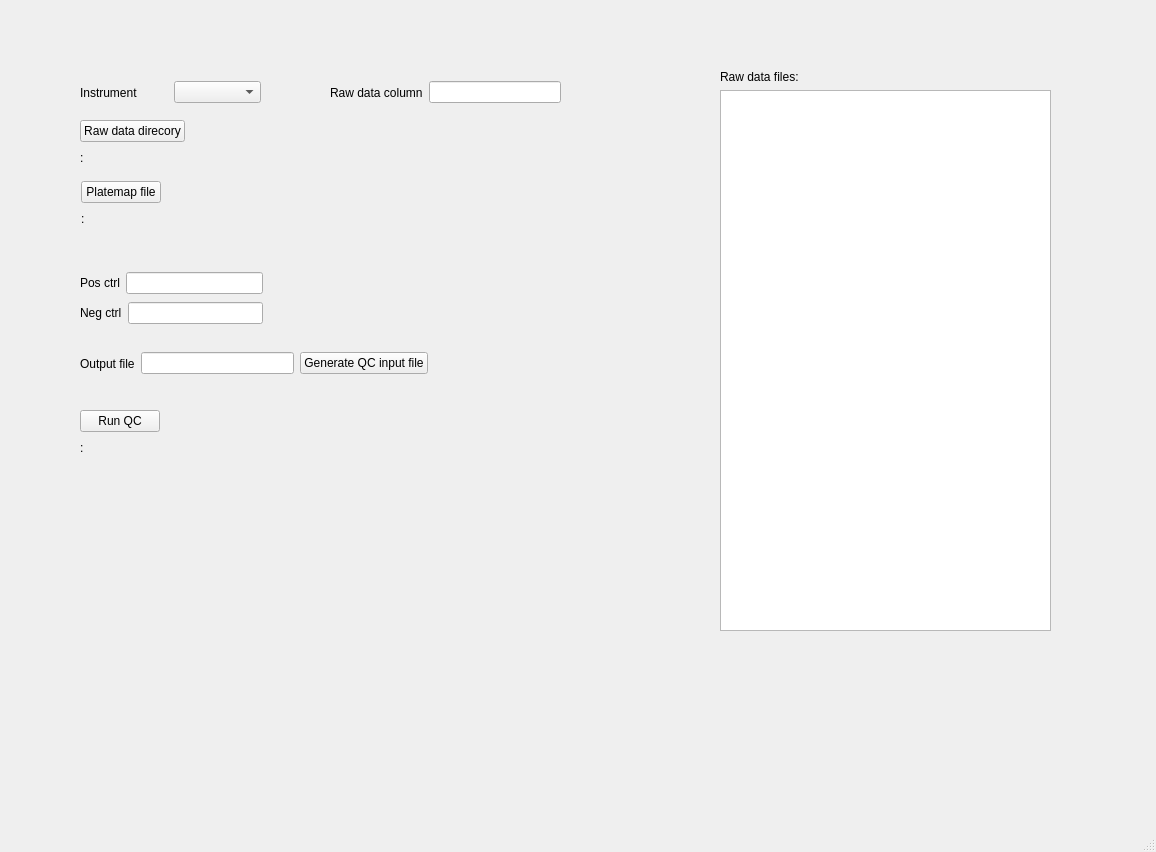
Old version of the form frontend/assets/sp.ui in the repository dahlbma/assayLoader.
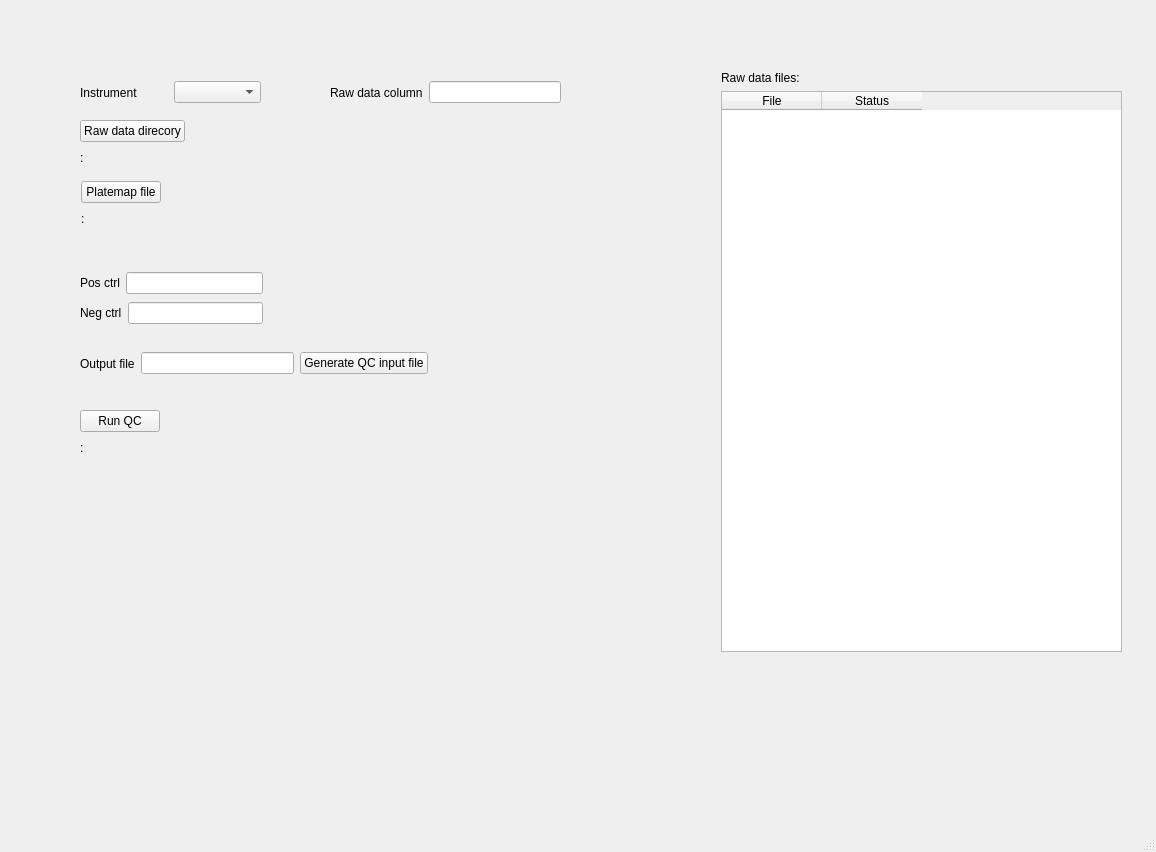
New version of the form.

Patch:
```diff
--- a/frontend/assets/sp.ui
+++ b/frontend/assets/sp.ui
@@ -98,7 +98,7 @@
      </item>
     </layout>
    </widget>
-   <widget class="QWidget" name="">
+   <widget class="QWidget" name="layoutWidget">
     <property name="geometry">
      <rect>
       <x>80</x>
@@ -141,7 +141,7 @@
      </item>
     </layout>
    </widget>
-   <widget class="QWidget" name="">
+   <widget class="QWidget" name="layoutWidget">
     <property name="geometry">
      <rect>
       <x>81</x>
@@ -184,29 +184,7 @@
      </item>
     </layout>
    </widget>
-   <widget class="QWidget" name="">
-    <property name="geometry">
-     <rect>
-      <x>720</x>
-      <y>70</y>
-      <width>331</width>
-      <height>561</height>
-     </rect>
-    </property>
-    <layout class="QVBoxLayout" name="verticalLayout_4">
-     <item>
-      <widget class="QLabel" name="label_3">
-       <property name="text">
-        <string>Raw data files:</string>
-       </property>
-      </widget>
-     </item>
-     <item>
-      <widget class="QTextEdit" name="inputFiles_te"/>
-     </item>
-    </layout>
-   </widget>
-   <widget class="QWidget" name="">
+   <widget class="QWidget" name="layoutWidget">
     <property name="geometry">
      <rect>
       <x>80</x>
@@ -239,7 +217,7 @@
      </item>
     </layout>
    </widget>
-   <widget class="QWidget" name="">
+   <widget class="QWidget" name="layoutWidget">
     <property name="geometry">
      <rect>
       <x>80</x>
@@ -282,6 +260,39 @@
      </item>
     </layout>
    </widget>
+   <widget class="QWidget" name="">
+    <property name="geometry">
+     <rect>
+      <x>721</x>
+      <y>71</y>
+      <width>401</width>
+      <height>581</height>
+     </rect>
+    </property>
+    <layout class="QVBoxLayout" name="verticalLayout_4">
+     <item>
+      <widget class="QLabel" name="label_3">
+       <property name="text">
+        <string>Raw data files:</string>
+       </property>
+      </widget>
+     </item>
+     <item>
+      <widget class="QTableWidget" name="inputFiles_tab">
+       <column>
+        <property name="text">
+         <string>File</string>
+        </property>
+       </column>
+       <column>
+        <property name="text">
+         <string>Status</string>
+        </property>
+       </column>
+      </widget>
+     </item>
+    </layout>
+   </widget>
   </widget>
   <widget class="QMenuBar" name="menubar">
    <property name="geometry">
```
